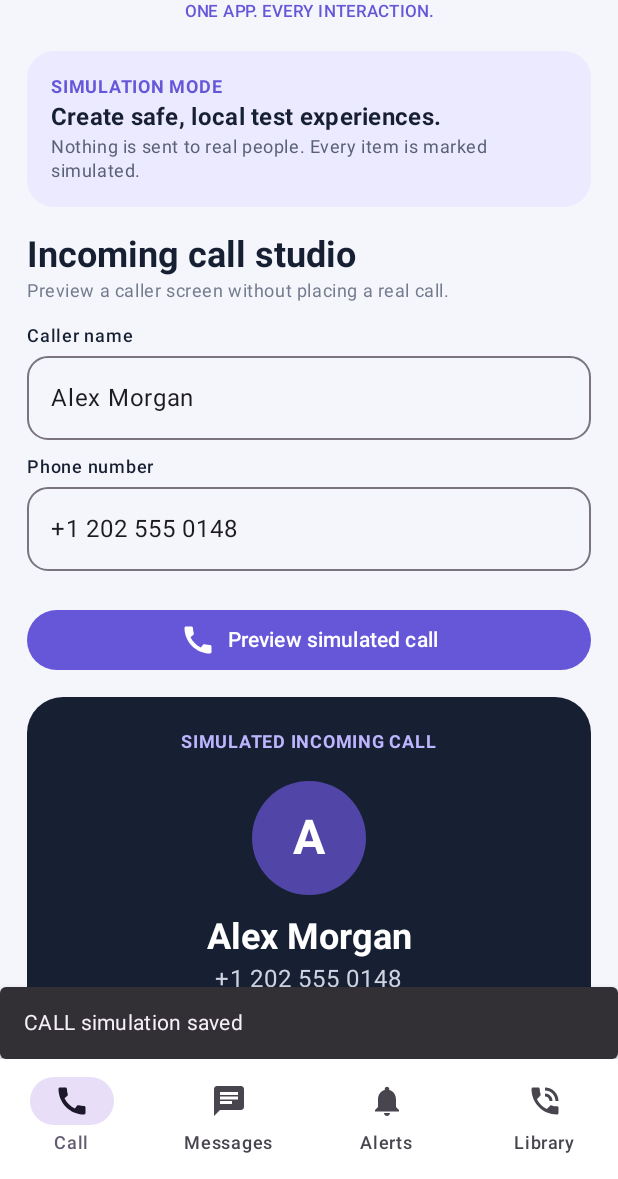
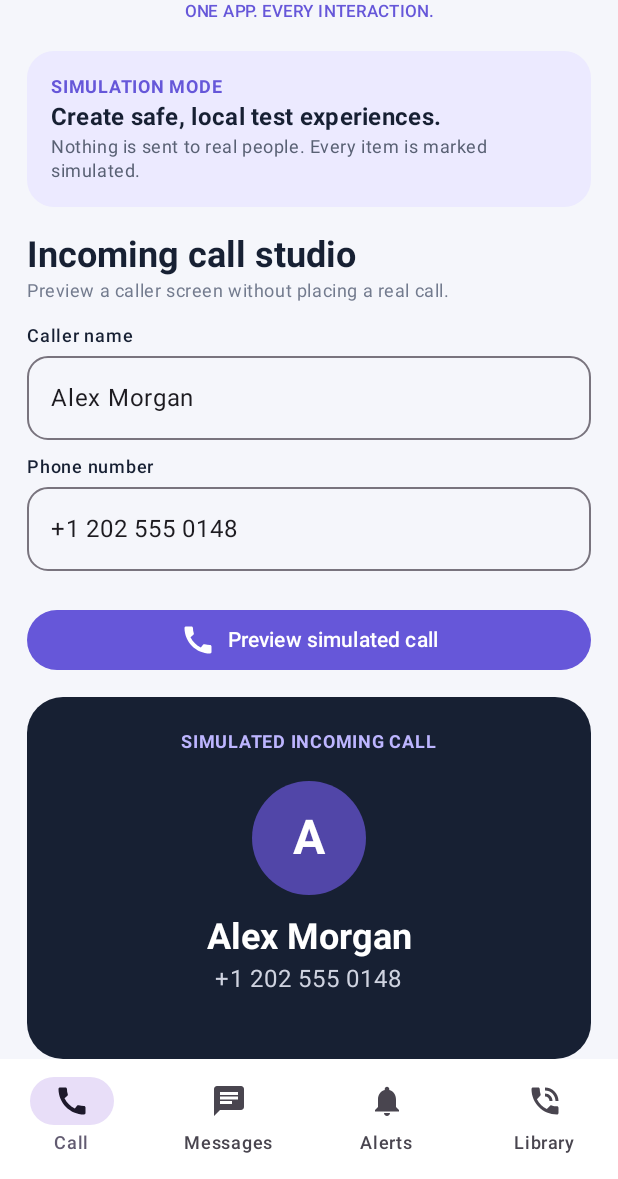
Before and after one commit to Narsing-s/Notifnix, an Android app built with Jetpack Compose: the screen it shows after launch (MainActivity), after a tap on "Preview simulated call", on a phone screen of 412 x 824 dp, the part 57-1236 px from its top. Run offline under Robolectric (Android 15) with nearby library versions, the phone set to English and light mode, and no system bars.

Commit message:
Fix Compose scaffold snackbar host

```diff
--- a/app/src/main/java/com/notifnix/app/MainActivity.kt
+++ b/app/src/main/java/com/notifnix/app/MainActivity.kt
@@ -128,7 +128,6 @@ private fun NotifnixApp(context: MainActivity) {
                 }
             }
         },
-        snackbarHost = { if (snackbar.isNotBlank()) Snackbar { Text(snackbar) } }
     ) { padding ->
         Column(Modifier.fillMaxSize().padding(padding).padding(horizontal = 18.dp)) {
             Spacer(Modifier.height(8.dp))
```
